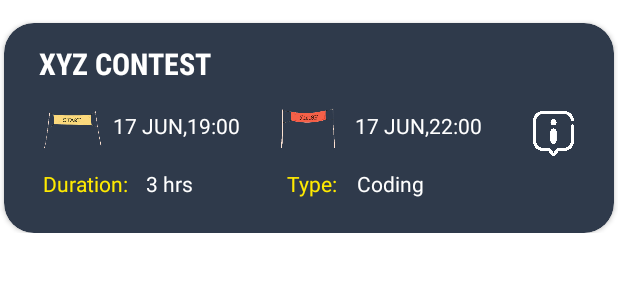
After one commit to gargVader/Code-Cache, an Android app: the layout past_event_item.xml on its own in the app's theme, with its tools: preview values and no code run, on a phone screen of 412 x 824 dp. The commit adds this screen. Shown: the top 300 px of the screen. Run offline under Robolectric (Android 15) with nearby library versions, the phone set to English and light mode, and no system bars.

Commit message:
Past Events Recycler View Added

```diff
--- a/app/build.gradle
+++ b/app/build.gradle
@@ -35,6 +35,7 @@ dependencies {
     implementation 'androidx.constraintlayout:constraintlayout:2.0.4'
     implementation 'androidx.viewpager:viewpager:1.0.0'
     implementation 'androidx.cardview:cardview:1.0.0'
+    implementation 'androidx.recyclerview:recyclerview:1.2.1'
     implementation 'androidx.navigation:navigation-fragment:2.3.5'
     implementation 'androidx.navigation:navigation-ui:2.3.5'
     implementation 'androidx.legacy:legacy-support-v4:1.0.0'
--- /dev/null
+++ b/app/src/main/res/layout/past_event_item.xml
@@ -0,0 +1,112 @@
+<?xml version="1.0" encoding="utf-8"?>
+<RelativeLayout xmlns:android="http://schemas.android.com/apk/res/android"
+    android:layout_width="match_parent"
+    android:layout_height="wrap_content"
+    xmlns:app="http://schemas.android.com/apk/res-auto">
+    <RelativeLayout
+        android:layout_width="match_parent"
+        android:layout_height="155dp">
+        <androidx.cardview.widget.CardView
+            android:layout_marginHorizontal="@dimen/_2sdp"
+            android:layout_width="match_parent"
+            android:layout_height="match_parent"
+            android:layout_marginTop="15dp"
+            app:cardCornerRadius="20dp"
+            app:cardBackgroundColor="#2F3A4B">
+            <TextView
+                android:layout_width="wrap_content"
+                android:layout_height="wrap_content"
+                android:id="@+id/pastEventName"
+                android:layout_marginStart="@dimen/_18sdp"
+                android:layout_marginTop="13dp"
+                android:textColor="#FFFFFF"
+                android:textSize="20sp"
+                android:textStyle="bold"
+                android:fontFamily="sans-serif-condensed"
+                android:text="XYZ CONTEST"></TextView>
+            <ImageView
+                android:layout_width="@dimen/_33sdp"
+                android:layout_height="@dimen/_33sdp"
+                android:layout_marginTop="@dimen/_38sdp"
+                android:layout_marginStart="@dimen/_18sdp"
+                android:src="@drawable/start"></ImageView>
+
+            <TextView
+                android:id="@+id/pastEventStartTime"
+                android:layout_width="wrap_content"
+                android:layout_height="wrap_content"
+                android:text="17 JUN,19:00"
+                android:textSize="14dp"
+                android:textColor="@color/white"
+                android:layout_marginTop="@dimen/_45sdp"
+                android:layout_marginStart="@dimen/_56sdp"
+                ></TextView>
+            <ImageView
+                android:layout_width="@dimen/_33sdp"
+                android:layout_height="@dimen/_33sdp"
+                android:layout_marginTop="@dimen/_38sdp"
+                android:layout_marginStart="@dimen/_140sdp"
+                android:src="@drawable/finish"></ImageView>
+
+            <TextView
+                android:id="@+id/pastEventEndTime"
+                android:layout_width="wrap_content"
+                android:layout_height="wrap_content"
+                android:text="17 JUN,22:00"
+                android:textSize="14dp"
+                android:textColor="@color/white"
+                android:layout_marginTop="@dimen/_45sdp"
+                android:layout_marginStart="@dimen/_180sdp"
+                ></TextView>
+            <TextView
+                android:id="@+id/eventDurationText"
+                android:layout_width="wrap_content"
+                android:layout_height="wrap_content"
+                android:text="Duration:"
+                android:textSize="14dp"
+                android:textColor="#FFEA00"
+                android:layout_marginTop="@dimen/_75sdp"
+                android:layout_marginStart="@dimen/_20sdp"
+                ></TextView>
+            <TextView
+                android:id="@+id/eventDuration"
+                android:layout_width="wrap_content"
+                android:layout_height="wrap_content"
+                android:text="3 hrs"
+                android:textSize="14dp"
+                android:textColor="@color/white"
+                android:layout_marginTop="@dimen/_75sdp"
+                android:layout_marginStart="@dimen/_73sdp"
+                ></TextView>
+            <TextView
+                android:id="@+id/eventTypeText"
+                android:layout_width="wrap_content"
+                android:layout_height="wrap_content"
+                android:text="Type:"
+                android:textSize="14dp"
+                android:textColor="#FFEA00"
+                android:layout_marginTop="@dimen/_75sdp"
+                android:layout_marginStart="@dimen/_145sdp"
+                ></TextView>
+            <TextView
+                android:id="@+id/eventType"
+                android:layout_width="wrap_content"
+                android:layout_height="wrap_content"
+                android:text="Coding"
+                android:textSize="14dp"
+                android:textColor="@color/white"
+                android:layout_marginTop="@dimen/_75sdp"
+                android:layout_marginStart="@dimen/_181sdp"
+                ></TextView>
+            <ImageView
+                android:id="@+id/icon_notification"
+                android:layout_width="30dp"
+                android:layout_height="30dp"
+                android:layout_marginTop="@dimen/_45sdp"
+                android:layout_marginRight="25dp"
+                android:layout_gravity="right"
+                android:src="@drawable/infobutton"
+                app:tint="@color/colorTextWhite" />
+        </androidx.cardview.widget.CardView>
+    </RelativeLayout>
+</RelativeLayout>
```
Also changed, not shown: app/src/main/java/com/example/codechefeventsapp/fragments/HomeFragment.java (+21 -1 lines), app/src/main/java/com/example/codechefeventsapp/pastEventAdapter.java (added, +60 -0 lines), app/src/main/java/com/example/codechefeventsapp/pastEventData.java (added, +53 -0 lines), app/src/main/res/layout/fragment_home.xml (+8 -0 lines), app/src/main/res/drawable-v24/finish.png (added), app/src/main/res/drawable-v24/infobutton.png (added), app/src/main/res/drawable-v24/start.png (added).
